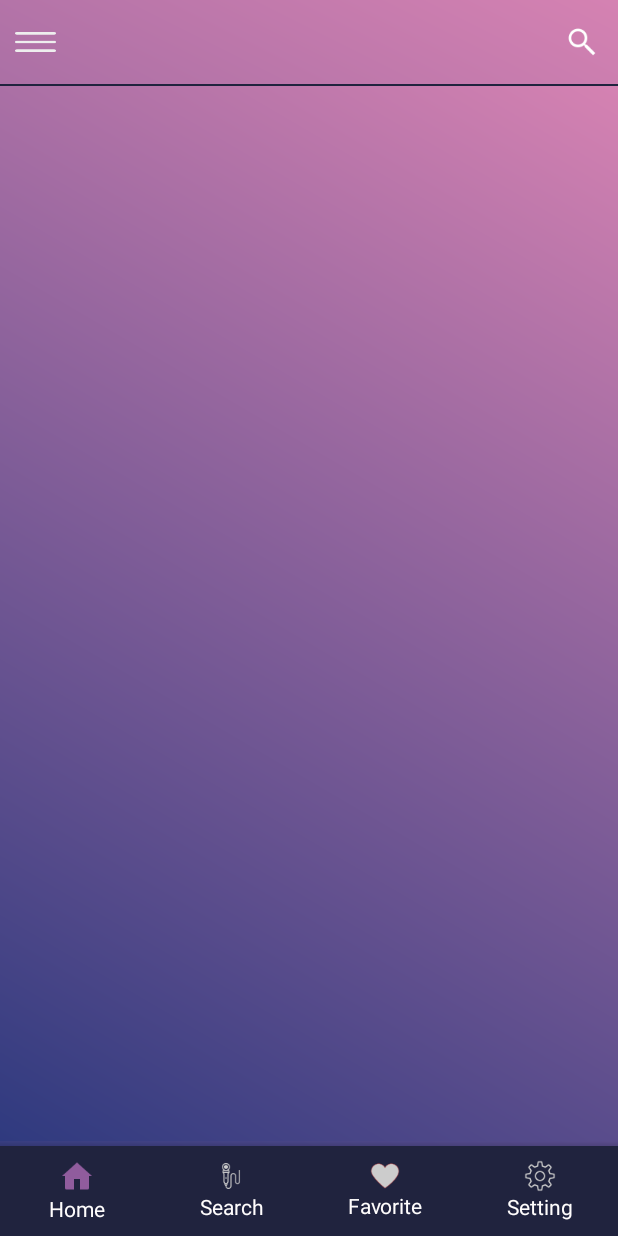
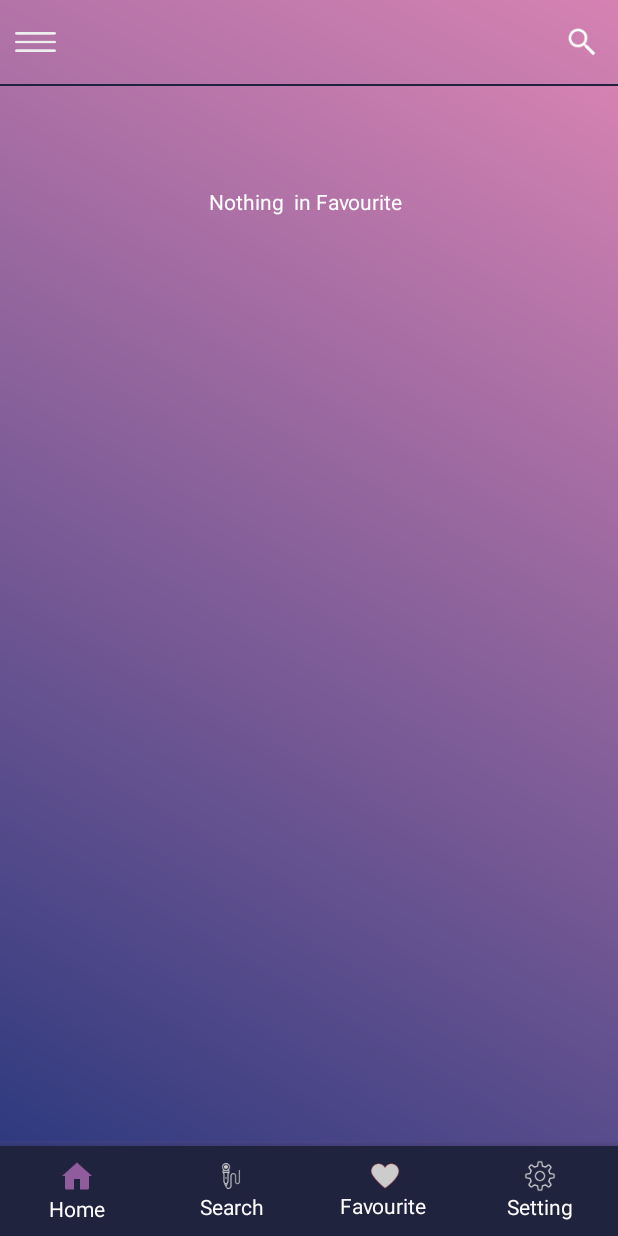
Before and after one commit to Yagnesh123456/QuickFinder, an Android app: the fragment Favourite_fragment placed in its activity, on a phone screen of 412 x 824 dp. Run offline under Robolectric (Android 15) with nearby library versions, the phone set to English and light mode, and no system bars; our stand-ins replace AdMob, Room's generated code; libraries missing offline, so code that uses them is left out: com.readystatesoftware.systembartint, com.special; pictures from the network do not load; Roboto replaces fonts that are not available here; 31 statements that could not run were skipped.

Commit message:
favourite  fragment toast remove and add textview

```diff
--- a/app/src/main/java/com/saubhagyam/quickfinderplaces/Favourite_fragment.java
+++ b/app/src/main/java/com/saubhagyam/quickfinderplaces/Favourite_fragment.java
@@ -37,6 +37,8 @@ public class Favourite_fragment extends Fragment {
     private AdRequest adRequest;
     InterstitialAd interstitialAd;
 
+    TextView txtmsg;
+
 
 
     @Nullable
@@ -46,6 +48,8 @@ public class Favourite_fragment extends Fragment {
 
 
         listView = view.findViewById(R.id.listview);
+
+        txtmsg = view.findViewById(R.id.txtmsg);
 
         list = new ArrayList<>();
 
@@ -64,7 +68,8 @@ public class Favourite_fragment extends Fragment {
 
 
         if (list.size() == 0) {
-            Toast.makeText(getActivity(), "Nothing  in Favourite", Toast.LENGTH_LONG).show();
+            txtmsg.setVisibility(View.VISIBLE);
+           // Toast.makeText(getActivity(), "Nothing  in Favourite", Toast.LENGTH_LONG).show();
         }
 
         return view;
--- a/app/src/main/res/layout/content_main.xml
+++ b/app/src/main/res/layout/content_main.xml
@@ -122,7 +122,7 @@
             android:layout_weight="1"
             android:drawableTop="@drawable/ic_favorite_grey"
             android:gravity="center"
-            android:text="Favorite"
+            android:text="Favourite "
             android:textColor="@color/text_color_white" />
 
         <TextView
--- a/app/src/main/res/layout/favourite_fragment.xml
+++ b/app/src/main/res/layout/favourite_fragment.xml
@@ -4,10 +4,24 @@
     android:background="@drawable/gradient"
     android:layout_height="match_parent">
 
+    <TextView
+        android:id="@+id/txtmsg"
+        android:layout_width="wrap_content"
+        android:layout_height="wrap_content"
+        android:layout_alignParentTop="true"
+        android:layout_centerHorizontal="true"
+        android:layout_marginTop="67dp"
+        android:text="Nothing  in Favourite "
+        android:textColor="@color/colorWhite"
+        android:visibility="invisible" />
+
     <ListView
         android:id="@+id/listview"
         android:layout_width="match_parent"
-        android:layout_height="match_parent">
+        android:layout_height="match_parent"
+        android:layout_alignParentStart="true"
+        android:layout_alignParentTop="true"
+        android:layout_alignParentLeft="true">
 
     </ListView>
 
```
